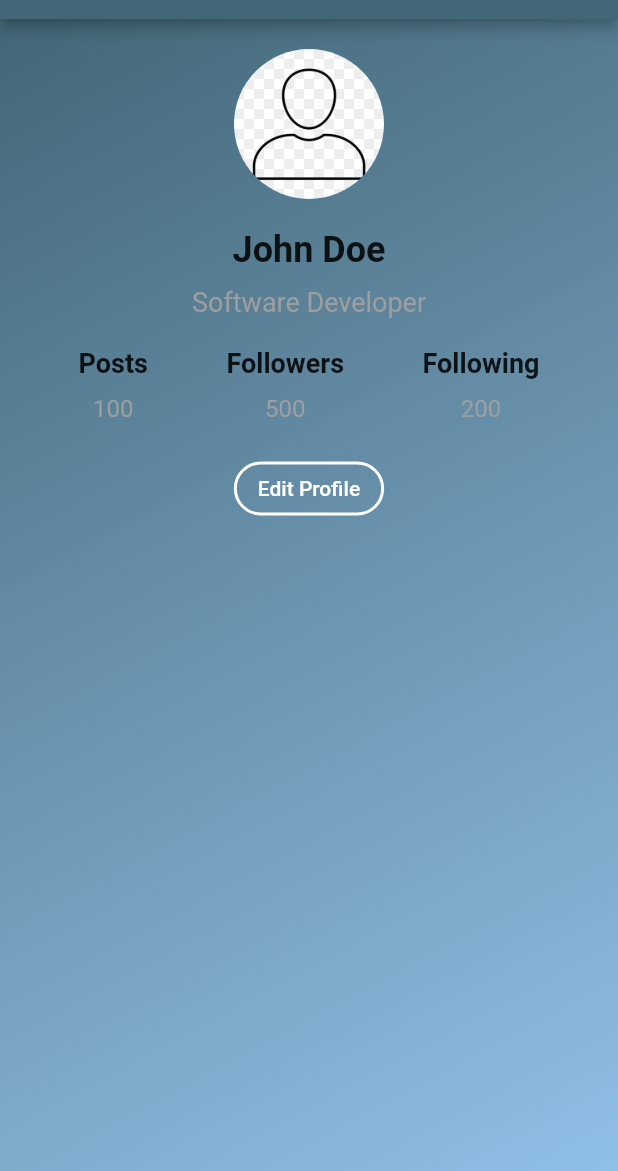
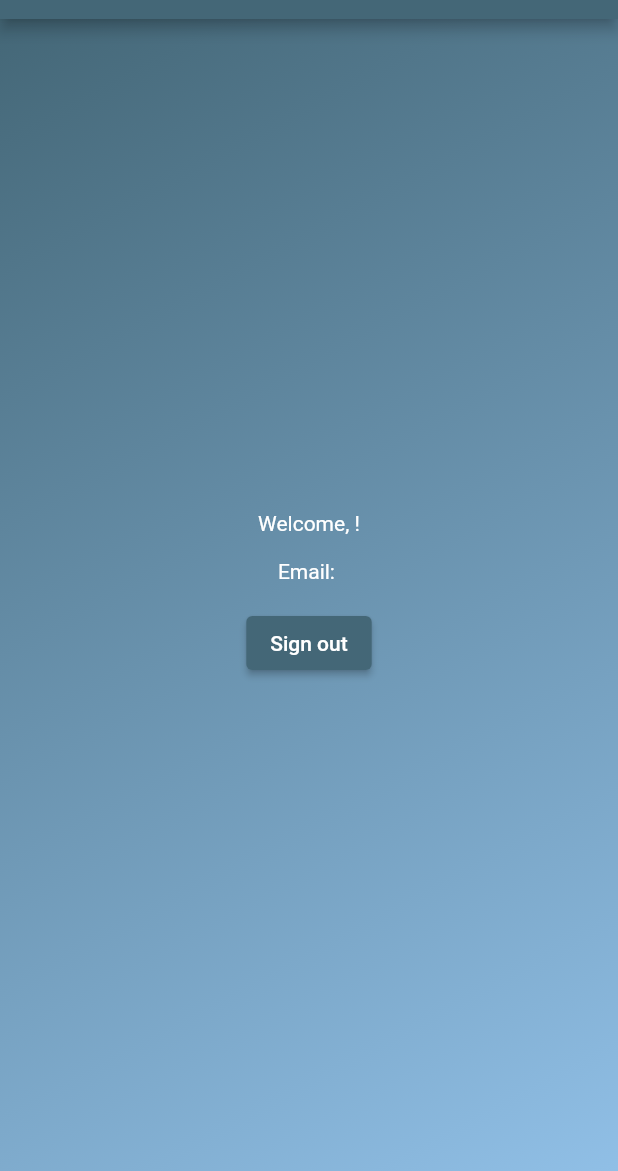
Before and after one commit to NamNguyen49/SWD-Quizz-App, a Flutter app: the ProfileScreen screen opened by its route, on a phone screen of 412 x 824 dp, the part 65-1236 px from its top. Run offline on Flutter 3.47's test engine with Material 2 defaults, Android fonts, the phone set to English and light mode, and no system bars; our stand-ins replace firebase_auth, firebase_core, get, google_sign_in; accounts and stored records are empty; project files that could hold a hidden picture were left out.

Commit message:
update 3

```diff
--- a/lib/main.dart
+++ b/lib/main.dart
@@ -43,7 +43,7 @@ class MyApp extends StatelessWidget {
       ),
       initialRoute: '/',
       getPages: [
-        // GetPage(name: '/', page: () => RegisterScreen()),
+        // GetPage(name: '/', page: () => HomeScreen()),
         GetPage(name: '/', page: () => LoginScreen()),
 
         // GetPage(name: '/questions', page: () => QuestionScreen()),
--- a/lib/screens/home_screen.dart
+++ b/lib/screens/home_screen.dart
@@ -225,7 +225,7 @@ class _HomeScreenState extends State<HomeScreen> {
                           );
                         },
                         child: CartWidget(
-                          title: "MAS291",
+                          title: "Assigment_ISC_",
                         ),
                       ),
                     ),
@@ -241,7 +241,7 @@ class _HomeScreenState extends State<HomeScreen> {
                           );
                         },
                         child: CartWidget(
-                          title: "ISC291",
+                          title: "Project_sale_app",
                         ),
                       ),
                     ),
@@ -263,7 +263,7 @@ class _HomeScreenState extends State<HomeScreen> {
                           );
                         },
                         child: CartWidget(
-                          title: "IOT301",
+                          title: "ResearchMkt",
                         ),
                       ),
                     ),
@@ -279,7 +279,7 @@ class _HomeScreenState extends State<HomeScreen> {
                           );
                         },
                         child: CartWidget(
-                          title: "PRJ301",
+                          title: "Template_recycleview",
                         ),
                       ),
                     ),
@@ -337,17 +337,6 @@ class _HomeScreenState extends State<HomeScreen> {
                       ),
                     ),
                   ),
-                  // Padding(
-                  //   padding: EdgeInsets.all(16.0),
-                  //   child: Text(
-                  //     'Câu hỏi phổ biến',
-                  //     style: GoogleFonts.montserrat(
-                  //       color: Colors.white,
-                  //       fontSize: 18.0,
-                  //       fontWeight: FontWeight.bold,
-                  //     ),
-                  //   ),
-                  // ),
                   Padding(
                     padding: EdgeInsets.all(16.0),
                     child: Text(
@@ -360,7 +349,6 @@ class _HomeScreenState extends State<HomeScreen> {
                       ),
                     ),
                   ),
-
                   Expanded(
                     child: SizedBox(
                       height: 200, // giới hạn chiều cao của ListView.builder
--- a/lib/screens/profile_screen.dart
+++ b/lib/screens/profile_screen.dart
@@ -1,12 +1,151 @@
+// import 'package:flutter/material.dart';
+
+// class ProfileScreen extends StatelessWidget {
+//   @override
+//   Widget build(BuildContext context) {
+//     return Scaffold(
+//       appBar: AppBar(
+//         title: Text('Profile'),
+//         backgroundColor: Color.fromARGB(255, 68, 103, 119),
+//       ),
+//       body: Container(
+//         decoration: BoxDecoration(
+//           gradient: LinearGradient(
+//             colors: [
+//               Color.fromARGB(255, 68, 103, 119),
+//               Color.fromARGB(255, 144, 191, 230),
+//             ],
+//             begin: Alignment.topLeft,
+//             end: Alignment.bottomRight,
+//           ),
+//         ),
+//         child: Column(
+//           crossAxisAlignment: CrossAxisAlignment.center,
+//           children: <Widget>[
+//             SizedBox(height: 20.0),
+//             CircleAvatar(
+//               radius: 50.0,
+//               backgroundImage: AssetImage('assets/images/profile.png'),
+//             ),
+//             SizedBox(height: 20.0),
+//             Text(
+//               'John Doe',
+//               style: TextStyle(
+//                 fontSize: 24.0,
+//                 fontWeight: FontWeight.bold,
+//               ),
+//             ),
+//             SizedBox(height: 10.0),
+//             Text(
+//               'Software Developer',
+//               style: TextStyle(
+//                 fontSize: 18.0,
+//                 color: Colors.grey,
+//               ),
+//             ),
+//             SizedBox(height: 20.0),
+//             Row(
+//               mainAxisAlignment: MainAxisAlignment.spaceEvenly,
+//               children: <Widget>[
+//                 Column(
+//                   children: <Widget>[
+//                     Text(
+//                       'Posts',
+//                       style: TextStyle(
+//                         fontSize: 18.0,
+//                         fontWeight: FontWeight.bold,
+//                       ),
+//                     ),
+//                     SizedBox(height: 10.0),
+//                     Text(
+//                       '100',
+//                       style: TextStyle(
+//                         fontSize: 16.0,
+//                         color: Colors.grey,
+//                       ),
+//                     ),
+//                   ],
+//                 ),
+//                 Column(
+//                   children: <Widget>[
+//                     Text(
+//                       'Followers',
+//                       style: TextStyle(
+//                         fontSize: 18.0,
+//                         fontWeight: FontWeight.bold,
+//                       ),
+//                     ),
+//                     SizedBox(height: 10.0),
+//                     Text(
+//                       '500',
+//                       style: TextStyle(
+//                         fontSize: 16.0,
+//                         color: Colors.grey,
+//                       ),
+//                     ),
+//                   ],
+//                 ),
+//                 Column(
+//                   children: <Widget>[
+//                     Text(
+//                       'Following',
+//                       style: TextStyle(
+//                         fontSize: 18.0,
+//                         fontWeight: FontWeight.bold,
+//                       ),
+//                     ),
+//                     SizedBox(height: 10.0),
+//                     Text(
+//                       '200',
+//                       style: TextStyle(
+//                         fontSize: 16.0,
+//                         color: Colors.grey,
+//                       ),
+//                     ),
+//                   ],
+//                 ),
+//               ],
+//             ),
+//             SizedBox(height: 20.0),
+//             ElevatedButton(
+//               child: Text('Edit Profile'),
+//               style: ElevatedButton.styleFrom(
+//                 primary: Colors.transparent,
+//                 onPrimary: Colors.white,
+//                 elevation: 0.0,
+//                 shape: RoundedRectangleBorder(
+//                   borderRadius: BorderRadius.circular(20.0),
+//                   side: BorderSide(
+//                     color: Colors.white,
+//                     width: 2.0,
+//                   ),
+//                 ),
+//               ),
+//               onPressed: () {},
+//             ),
+//           ],
+//         ),
+//       ),
+//     );
+//   }
+// }
+
 import 'package:flutter/material.dart';
+import 'package:firebase_auth/firebase_auth.dart';
 
-class ProfileScreen extends StatelessWidget {
+class ProfileScreen extends StatefulWidget {
+  @override
+  _ProfileScreenState createState() => _ProfileScreenState();
+}
+
+class _ProfileScreenState extends State<ProfileScreen> {
   @override
   Widget build(BuildContext context) {
+    User? user = FirebaseAuth.instance.currentUser;
     return Scaffold(
       appBar: AppBar(
+        backgroundColor: Color.fromARGB(255, 68, 103, 119),
         title: Text('Profile'),
-        backgroundColor: Color.fromARGB(255, 68, 103, 119),
       ),
       body: Container(
         decoration: BoxDecoration(
@@ -19,111 +158,31 @@ class ProfileScreen extends StatelessWidget {
             end: Alignment.bottomRight,
           ),
         ),
-        child: Column(
-          crossAxisAlignment: CrossAxisAlignment.center,
-          children: <Widget>[
-            SizedBox(height: 20.0),
-            CircleAvatar(
-              radius: 50.0,
-              backgroundImage: AssetImage('assets/images/profile.png'),
-            ),
-            SizedBox(height: 20.0),
-            Text(
-              'John Doe',
-              style: TextStyle(
-                fontSize: 24.0,
-                fontWeight: FontWeight.bold,
+        child: Center(
+          child: Column(
+            mainAxisAlignment: MainAxisAlignment.center,
+            children: <Widget>[
+              Text('Welcome, ${user?.displayName ?? 'Anonymous'}!',
+                  style: TextStyle(color: Colors.white)),
+              SizedBox(height: 16.0),
+              Text('Email: ${user?.email ?? ''}',
+                  style: TextStyle(color: Colors.white)),
+              SizedBox(height: 16.0),
+              ElevatedButton(
+                child: Text('Sign out'),
+                style: ElevatedButton.styleFrom(
+                  backgroundColor: Color.fromARGB(255, 68, 103, 119),
+                ),
+                onPressed: () async {
+                  await FirebaseAuth.instance.signOut();
+                  Navigator.popUntil(
+                    context,
+                    ModalRoute.withName(Navigator.defaultRouteName),
+                  );
+                },
               ),
-            ),
-            SizedBox(height: 10.0),
-            Text(
-              'Software Developer',
-              style: TextStyle(
-                fontSize: 18.0,
-                color: Colors.grey,
-              ),
-            ),
-            SizedBox(height: 20.0),
-            Row(
-              mainAxisAlignment: MainAxisAlignment.spaceEvenly,
-              children: <Widget>[
-                Column(
-                  children: <Widget>[
-                    Text(
-                      'Posts',
-                      style: TextStyle(
-                        fontSize: 18.0,
-                        fontWeight: FontWeight.bold,
-                      ),
-                    ),
-                    SizedBox(height: 10.0),
-                    Text(
-                      '100',
-                      style: TextStyle(
-                        fontSize: 16.0,
-                        color: Colors.grey,
-                      ),
-                    ),
-                  ],
-                ),
-                Column(
-                  children: <Widget>[
-                    Text(
-                      'Followers',
-                      style: TextStyle(
-                        fontSize: 18.0,
-                        fontWeight: FontWeight.bold,
-                      ),
-                    ),
-                    SizedBox(height: 10.0),
-                    Text(
-                      '500',
-                      style: TextStyle(
-                        fontSize: 16.0,
-                        color: Colors.grey,
-                      ),
-                    ),
-                  ],
-                ),
-                Column(
-                  children: <Widget>[
-                    Text(
-                      'Following',
-                      style: TextStyle(
-                        fontSize: 18.0,
-                        fontWeight: FontWeight.bold,
-                      ),
-                    ),
-                    SizedBox(height: 10.0),
-                    Text(
-                      '200',
-                      style: TextStyle(
-                        fontSize: 16.0,
-                        color: Colors.grey,
-                      ),
-                    ),
-                  ],
-                ),
-              ],
-            ),
-            SizedBox(height: 20.0),
-            ElevatedButton(
-              child: Text('Edit Profile'),
-              style: ElevatedButton.styleFrom(
-                primary: Colors.transparent,
-                onPrimary: Colors.white,
-                elevation: 0.0,
-                shape: RoundedRectangleBorder(
-                  borderRadius: BorderRadius.circular(20.0),
-                  side: BorderSide(
-                    color: Colors.white,
-                    width: 2.0,
-                  ),
-                ),
-              ),
-              onPressed: () {},
-            ),
-          ],
+            ],
+          ),
         ),
       ),
     );
--- a/lib/widgets/cart_widget.dart
+++ b/lib/widgets/cart_widget.dart
@@ -30,8 +30,82 @@ class CartWidget extends StatelessWidget {
       padding: EdgeInsets.symmetric(vertical: 16.0, horizontal: 24.0),
       child: Text(
         title,
-        style: TextStyle(fontSize: 18.0),
+        style: TextStyle(fontSize: 14.0),
       ),
     );
   }
 }
+
+// class CartWidget extends StatelessWidget {
+//   final String title;
+//   final int index;
+//   final bool isFavorite;
+//   final Function(int) addToFavorites;
+
+//   CartWidget({required this.title});
+
+//   @override
+//   Widget build(BuildContext context) {
+//     return Row(
+//       children: [
+//         Text(title),
+//         Spacer(),
+//         IconButton(
+//           onPressed: () => addToFavorites(index),
+//           icon: Icon(
+//             isFavorite ? Icons.favorite : Icons.favorite_border,
+//             color: isFavorite ? Colors.red : Colors.white,
+//           ),
+//         ),
+//       ],
+//     );
+//   }
+// }
+// import 'package:flutter/material.dart';
+
+// class CartWidget extends StatelessWidget {
+//   final String title;
+
+//   const CartWidget({Key? key, required this.title}) : super(key: key);
+
+//   @override
+//   Widget build(BuildContext context) {
+//     return Container(
+//       decoration: BoxDecoration(
+//         gradient: LinearGradient(
+//           colors: [
+//             Color.fromARGB(255, 68, 103, 119),
+//             Color.fromARGB(255, 144, 191, 230),
+//           ],
+//           begin: Alignment.topLeft,
+//           end: Alignment.bottomRight,
+//         ),
+//         borderRadius: BorderRadius.circular(16),
+//         boxShadow: [
+//           BoxShadow(
+//             color: Colors.grey.withOpacity(0.3),
+//             blurRadius: 5,
+//             spreadRadius: 2,
+//             offset: Offset(0, 2),
+//           ),
+//         ],
+//       ),
+//       child: Row(
+//         children: [
+//           Expanded(
+//             child: Padding(
+//               padding: const EdgeInsets.all(8.0),
+//               child: Text(
+//                 title,
+//                 style: TextStyle(
+//                   fontWeight: FontWeight.bold,
+//                   fontSize: 16,
+//                 ),
+//               ),
+//             ),
+//           ),
+//         ],
+//       ),
+//     );
+//   }
+// }
```
Also changed, not shown: 2 other files.
